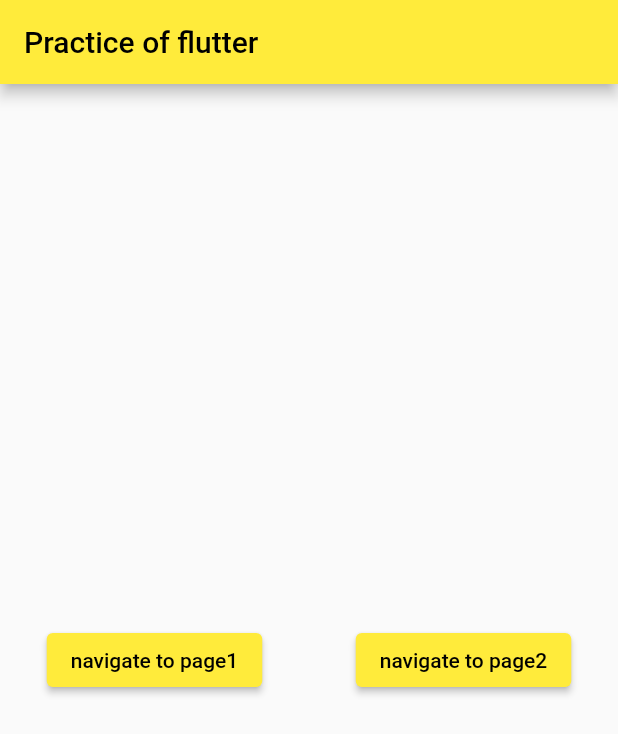
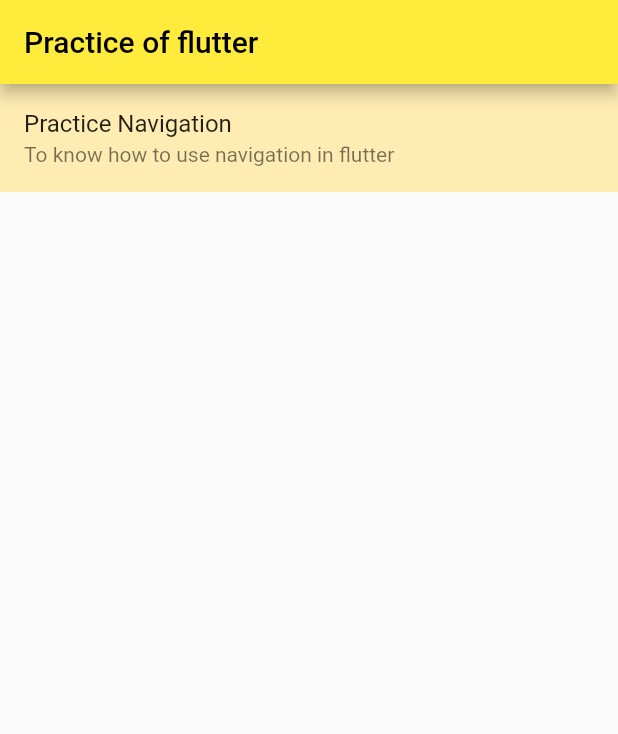
Before and after one commit to remagart/my_flutter_sample, a Flutter app: the screen it shows after launch, on a phone screen of 412 x 824 dp. Shown: the top 734 px of the screen. Run offline on Flutter 3.47's test engine with Material 2 defaults, Android fonts, the phone set to English and light mode, and no system bars; our stand-ins replace fluttertoast.

Commit message:
[Add] listView in flutter
20220218

```diff
--- a/lib/main.dart
+++ b/lib/main.dart
@@ -8,6 +8,7 @@
 import './screen/page5.dart';
 import './screen/welcomepage.dart';
 import './screen/homepage.dart';
+import './screen/practice_navigation/practice_navigation_index.dart';
 
 void main() {
   runApp(const MyApp());
@@ -41,6 +42,8 @@
         '/page4': (context) => const page4(),
         '/welcomepage': (context) => welcomepage(),
         '/homepage': (context) => const homepage(),
+        '/practice_navigation_index': (context) =>
+            const practice_navigation_index(),
       },
       onGenerateRoute: (RouteSettings settings) {
         switch (settings.name) {
--- a/lib/screen/homepage.dart
+++ b/lib/screen/homepage.dart
@@ -5,28 +5,29 @@
 
   @override
   Widget build(BuildContext context) {
+    List<Widget> list = <Widget>[
+      ListTile(
+        title: const Text("Practice Navigation"),
+        subtitle: const Text("To know how to use navigation in flutter"),
+        onTap: () {
+          Navigator.pushNamed(context, "/practice_navigation_index");
+        },
+      ),
+    ];
+
     return Scaffold(
       appBar: AppBar(
         title: Text("Practice of flutter"),
       ),
-      body: Container(
-        alignment: Alignment.center,
-        child: Row(
-          mainAxisAlignment: MainAxisAlignment.spaceAround,
-          children: [
-            ElevatedButton(
-                onPressed: () {
-                  Navigator.pushNamed(context, '/page1');
-                },
-                child: const Text('navigate to page1')),
-            ElevatedButton(
-                onPressed: () {
-                  Navigator.pushNamed(context, '/page2');
-                },
-                child: const Text('navigate to page2'))
-          ],
-        ),
-      ),
+      body: ListView.builder(
+          itemCount: list.length,
+          itemBuilder: (BuildContext context, int index) {
+            return Container(
+              // height: 50,
+              color: Colors.amber[(index + 1) * 100],
+              child: Center(child: list[index]),
+            );
+          }),
     );
   }
 }
```
Also changed, not shown: lib/screen/practice_navigation/practice_navigation_index.dart (added, +27 -0 lines).
